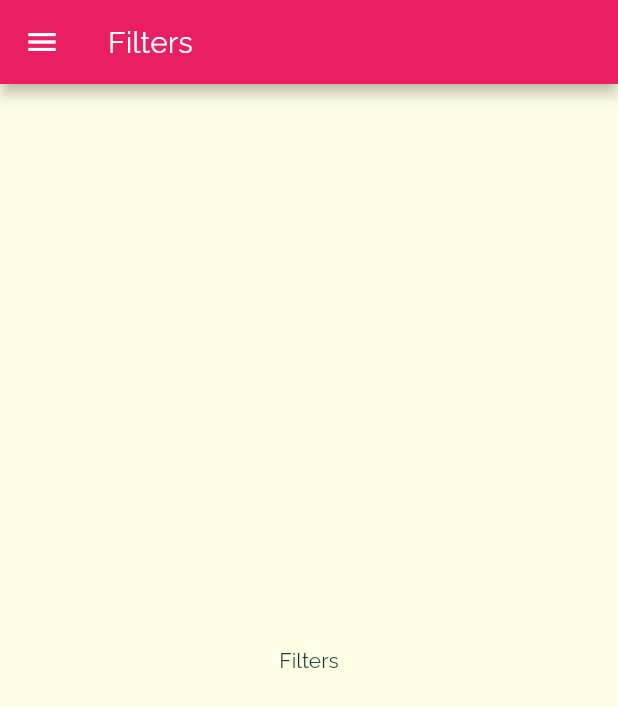
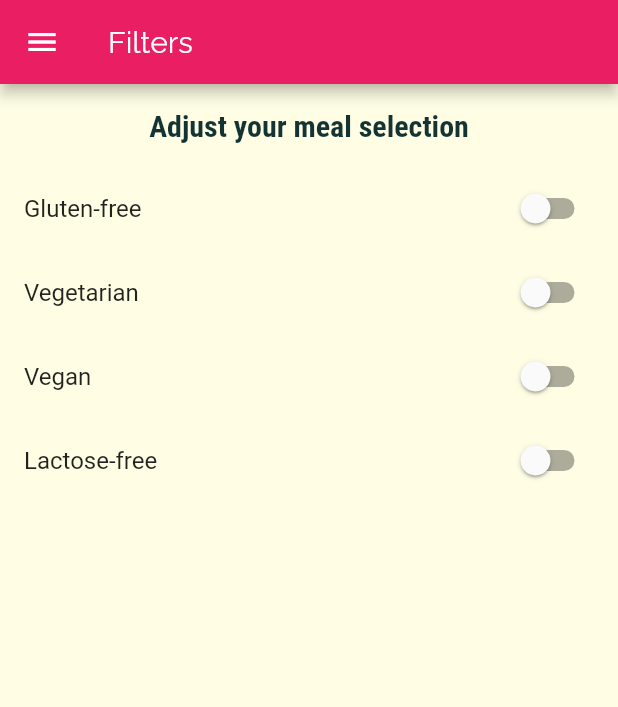
Before and after one commit to devborland/ketty_cakes, a Flutter app: the FiltersScreen screen opened by its route, on a phone screen of 412 x 824 dp. Shown: the top 707 px of the screen. Run offline on Flutter 3.47's test engine with Material 2 defaults, Android fonts, the phone set to English and light mode, and no system bars.

Commit message:
Adding Filter Swithches

```diff
--- a/lib/screens/filters_screen.dart
+++ b/lib/screens/filters_screen.dart
@@ -2,18 +2,81 @@
 
 import '../widgets/main_drawer.dart';
 
-class FiltersScreen extends StatelessWidget {
+class FiltersScreen extends StatefulWidget {
   static const routName = '/filters';
+
+  @override
+  _FiltersScreenState createState() => _FiltersScreenState();
+}
+
+class _FiltersScreenState extends State<FiltersScreen> {
+  bool _glutenFree = false;
+  bool _vegetarian = false;
+  bool _vegan = false;
+  bool _lactoseFree = false;
+
   @override
   Widget build(BuildContext context) {
     return Scaffold(
-      appBar: AppBar(
-        title: Text('Filters'),
-      ),
-      drawer: MainDrawer(),
-      body: Center(
-        child: Text('Filters'),
-      ),
+        appBar: AppBar(
+          title: Text('Filters'),
+        ),
+        drawer: MainDrawer(),
+        body: Column(
+          children: [
+            Container(
+              padding: EdgeInsets.all(16.0),
+              child: Text(
+                'Adjust your meal selection',
+                style: Theme.of(context).textTheme.headline6,
+              ),
+            ),
+            Expanded(
+                child: ListView(
+              children: [
+                _buildSwitchListTile(
+                  'Gluten-free',
+                  _glutenFree,
+                  (newValue) {
+                    setState(() => _glutenFree = newValue);
+                  },
+                ),
+                _buildSwitchListTile(
+                  'Vegetarian',
+                  _vegetarian,
+                  (newValue) {
+                    setState(() => _vegetarian = newValue);
+                  },
+                ),
+                _buildSwitchListTile(
+                  'Vegan',
+                  _vegan,
+                  (newValue) {
+                    setState(() => _vegan = newValue);
+                  },
+                ),
+                _buildSwitchListTile(
+                  'Lactose-free',
+                  _lactoseFree,
+                  (newValue) {
+                    setState(() => _lactoseFree = newValue);
+                  },
+                ),
+              ],
+            ))
+          ],
+        ));
+  }
+
+  SwitchListTile _buildSwitchListTile(
+    String title,
+    bool currentValue,
+    Function updateValue,
+  ) {
+    return SwitchListTile(
+      title: Text(title),
+      value: currentValue,
+      onChanged: updateValue,
     );
   }
 }
```
